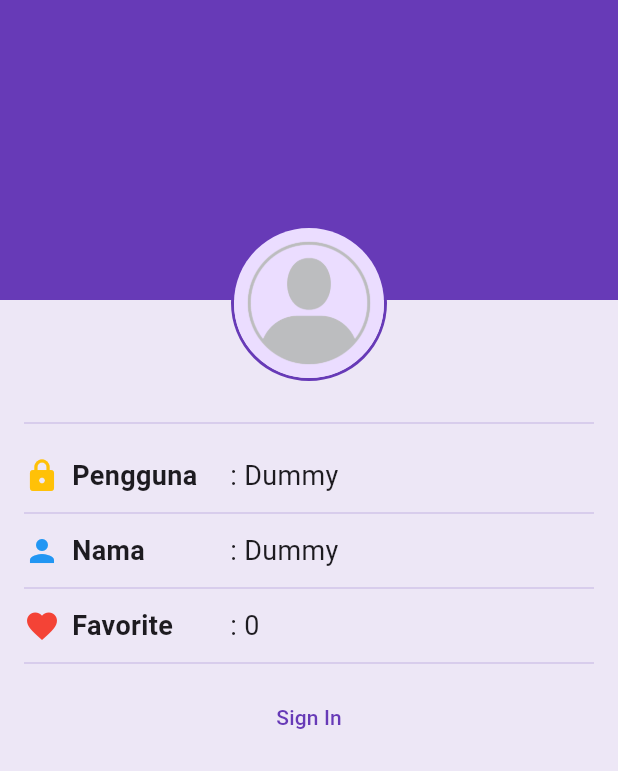
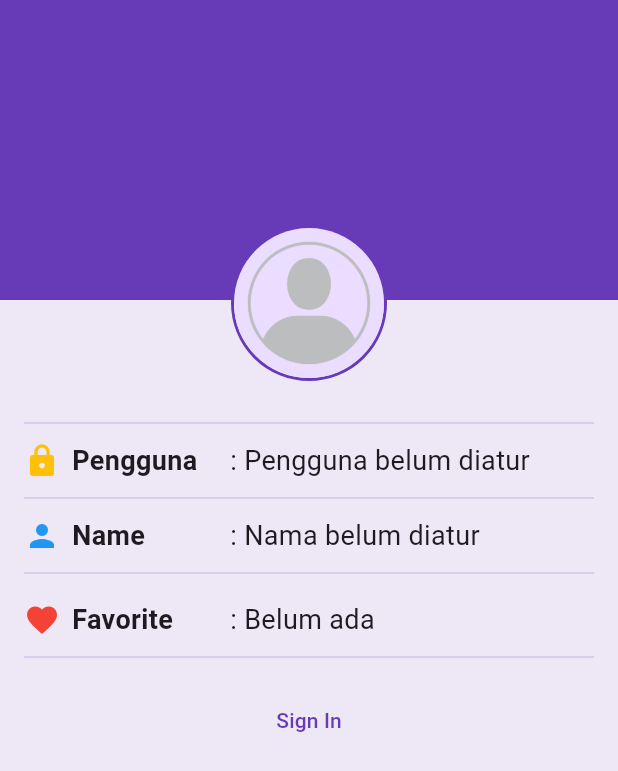
Before and after one commit to julianjie/11_WisataCandi_JulianJie, a Flutter app: the ProfileScreen screen opened directly, on a phone screen of 412 x 824 dp. Shown: the top 771 px of the screen. Run offline on Flutter 3.47's test engine with Material 3 defaults, Android fonts, the phone set to English and light mode, and no system bars; our stand-ins replace cached_network_image, shared_preferences; missing offline and left inert: encrypt; accounts and stored records are empty.

```diff
--- a/wisata_candi_julian_jie/lib/main.dart
+++ b/wisata_candi_julian_jie/lib/main.dart
@@ -41,8 +41,8 @@ class MainApp extends StatelessWidget {
       initialRoute: '/',
       routes: {
         '/homescreen': (context) =>const MainScreen(),
-        '/signin': (context) =>const SignInScreen(),
-        '/signup': (context) =>const SignUpScreen(),
+        '/signin': (context) => const SignInScreen(),
+        '/signup': (context) => const SignUpScreen(),
       },
     );
   }
--- a/wisata_candi_julian_jie/lib/screens/profile_screen.dart
+++ b/wisata_candi_julian_jie/lib/screens/profile_screen.dart
@@ -1,5 +1,7 @@
 import 'package:flutter/material.dart';
+import 'package:shared_preferences/shared_preferences.dart';
 import 'package:wisata_candi_julian_jie/widgets/profile_item_info.dart';
+import 'package:encrypt/encrypt.dart' as encrypt;
 
 class ProfileScreen  extends StatefulWidget {
   const ProfileScreen ({super.key});
@@ -16,6 +18,36 @@ class _ProfileScreenState extends State <ProfileScreen > {
   String userName = "Dummy";
   int favoriteCandiCount = 0;
 
+  Future<Map<String, String>> _retrieveAndDecryptDataFromPrefs() async {
+    final prefs = await SharedPreferences.getInstance();
+    final encryptedUsername = prefs.getString('username') ?? '';
+    final encryptedPassword = prefs.getString('password') ?? '';
+    final encryptedFullname = prefs.getString('fulname') ?? '';
+    final keyString = prefs.getString('key') ?? '';
+    final ivString = prefs.getString('iv') ?? '';
+
+    if (keyString.isEmpty || ivString.isEmpty) {
+      return {};
+    }
+
+    final key = encrypt.Key.fromBase64(keyString);
+    final iv = encrypt.IV.fromBase64(ivString);
+    final encrypter = encrypt.Encrypter(encrypt.AES(key));
+
+    final decryptedUsername = encrypter.decrypt64(encryptedUsername, iv: iv);
+    final decryptedPassword = encrypter.decrypt64(encryptedPassword, iv: iv);
+    final decryptedFullName = encrypter.decrypt64(encryptedFullname, iv: iv);
+
+    return {'username': decryptedUsername, 'password': decryptedPassword, 'fulname': decryptedFullName};
+  }
+
+  void _loadUserData() async {
+    final data = await _retrieveAndDecryptDataFromPrefs();
+    setState(() {
+      fullName = data['fulname'] ?? 'Nama belum diatur';
+      userName = data['username'] ?? 'Pengguna belum diatur';
+    });
+  }
   //TODO: 5. Implementasi fungsi SignIn
   void signIn(){
     // setState(() {
@@ -24,29 +56,44 @@ class _ProfileScreenState extends State <ProfileScreen > {
     Navigator.pushNamed(context, '/signin');
   }
   //TODO: 6. Implementasi fungsi SignOut
-  void signOut(){
+  void signOut() async {
+    // setState(() {
+    //   isSignedIn = !isSignedIn;
+    // });
+    final SharedPreferences prefs = await SharedPreferences.getInstance();
+    await prefs.clear(); // Hapus semua data dari SharedPreferences
     setState(() {
-      isSignedIn = !isSignedIn;
+      isSignedIn = false;
+      fullName = " DummyName";
+      userName = " DummyUsername";
+      favoriteCandiCount = 0;
     });
+    Navigator.pushReplacementNamed(context, '/signin');
   }
-
+  @override
+  void initState() {
+    super.initState();
+    _loadUserData();
+  }
   @override
   Widget build(BuildContext context) {
     return Scaffold(
       body: Stack(
         children: [
           Container(
-            height: 200, width: double.infinity, color: Colors.deepPurple,
+            height: 200,
+            width: double.infinity,
+            color: Colors.deepPurple,
           ),
           Padding(
             padding: const EdgeInsets.symmetric(horizontal: 16),
             child: Column(
               children: [
-                //TODO: 2. Buat bagian ProfileHeader yang berisi gambar profil
+                // Header Profile
                 Align(
                   alignment: Alignment.topCenter,
                   child: Padding(
-                    padding: const EdgeInsets.only(top:200 - 50),
+                    padding: const EdgeInsets.only(top: 200 - 50),
                     child: Stack(
                       alignment: Alignment.bottomRight,
                       children: [
@@ -60,43 +107,40 @@ class _ProfileScreenState extends State <ProfileScreen > {
                           ),
                           child: const CircleAvatar(
                             radius: 50,
-                            backgroundImage: AssetImage('images/placeholder_image.png'),
+                            backgroundImage:
+                                AssetImage('images/placeholder_image.png'),
                           ),
                         ),
-                        if(isSignedIn)
+                        if (isSignedIn)
                           IconButton(
                             onPressed: () {},
                             icon: Icon(
                               Icons.camera_alt,
                               color: Colors.deepPurple[50],
                             ),
-
-                        )
+                          ),
                       ],
                     ),
                   ),
                 ),
-                //TODO: 3. Buat bagian ProfileInfo yang berisi info profil
-                SizedBox(height: 20,),
-                Divider(color: Colors.deepPurple[100],),
-                SizedBox(height: 14,),
+                const SizedBox(height: 20),
+                Divider(color: Colors.deepPurple[100]),
+                const SizedBox(height: 4),
+                // Informasi Pengguna
                 Row(
                   children: [
                     SizedBox(
-                        width: MediaQuery
-                        .of(context)
-                        .size
-                        .width / 3,
-                      child: Row(
+                      width: MediaQuery.of(context).size.width / 3,
+                      child: const Row(
                         children: [
-                          Icon(Icons.lock,color: Colors.amber,
-                          ),
-                          SizedBox(
-                            width: 8,
-                          ),
+                          Icon(Icons.lock, color: Colors.amber),
+                          SizedBox(width: 8),
                           Text(
                             'Pengguna',
-                            style: TextStyle(fontSize: 18, fontWeight: FontWeight.bold),
+                            style: TextStyle(
+                              fontSize: 18,
+                              fontWeight: FontWeight.bold,
+                            ),
                           ),
                         ],
                       ),
@@ -104,51 +148,47 @@ class _ProfileScreenState extends State <ProfileScreen > {
                     Expanded(
                       child: Text(
                         ': $userName',
-                        style: const TextStyle(fontSize: 18),
+                        style: const TextStyle(
+                          fontSize: 18,
                         ),
-                    )
-                  ],
                       ),
-                SizedBox(height: 4,),
-                Divider(color: Colors.deepPurple[100],),
-                SizedBox(height: 4,),
-                Row(
-                  children: [
-                    SizedBox(width: MediaQuery.of(context).size.width /3,
-                    child: Row(
-                      children: [
-                        Icon(Icons.person,color: Colors.blue,),
-                        SizedBox(width: 8,),
-                        Text(
-                          'Nama',
-                          style: TextStyle(fontSize: 18, fontWeight: FontWeight.bold),
                     ),
                   ],
                 ),
+                const SizedBox(height: 4),
+                Divider(color: Colors.deepPurple[100]),
+                const SizedBox(height: 4),
+                ProfileItemInfo(
+                  icon: Icons.person,
+                  label: 'Name',
+                  value: fullName,
+                  iconColor: Colors.blue,
+                  showEditIcon: isSignedIn,
+                  onEditPressed: () {
+                    debugPrint('Icon Edit Ditekan');
+                  },
                 ),
-                    Expanded(
-                      child: Text(
-                        ': $fullName',
-                         style: const TextStyle(fontSize:18)
+                const SizedBox(height: 4),
+                Divider(color: Colors.deepPurple[100]),
+                const SizedBox(height: 10),
+                ProfileItemInfo(
+                  icon: Icons.favorite,
+                  label: 'Favorite',
+                  value: favoriteCandiCount > 0
+                      ? '$favoriteCandiCount candi'
+                      : 'Belum ada',
+                  iconColor: Colors.red,
                 ),
-                    ),
-                    if (isSignedIn)const Icon(Icons.edit),
-                  ],
-                ),
-                SizedBox(height: 4,),
-                Divider(color: Colors.deepPurple[100],),
-                SizedBox(height: 4,),
-                ProfileItemInfo(icon: Icons.favorite, label: "Favorite", value: '$favoriteCandiCount', iconColor: Colors.red),
-                //TODO: 4. Buat ProfileAction yang berisi textbutton sign in/out
-                SizedBox(height: 4,),
-                Divider(color: Colors.deepPurple[100],),
-                SizedBox(height: 4,),
+                const SizedBox(height: 4),
+                Divider(color: Colors.deepPurple[100]),
+                const SizedBox(height: 10),
+                // Tombol Sign In/Sign Out
                 isSignedIn
                     ? TextButton(onPressed: signOut, child: const Text('Sign Out'))
                     : TextButton(onPressed: signIn, child: const Text('Sign In')),
               ],
             ),
-          )
+          ),
         ],
       ),
     );
--- a/wisata_candi_julian_jie/pubspec.yaml
+++ b/wisata_candi_julian_jie/pubspec.yaml
@@ -12,6 +12,7 @@ dependencies:
 
   cached_network_image: ^3.4.1
   shared_preferences: ^2.3.3
+  encrypt: ^5.0.3
 
 dev_dependencies:
   flutter_test:
```
Also changed, not shown: wisata_candi_julian_jie/lib/screens/sign_in_screen.dart (+40 -26 lines), wisata_candi_julian_jie/lib/screens/sign_up_screen.dart (+23 -13 lines), wisata_candi_julian_jie/pubspec.lock. Lines whose indentation alone changed are shown as unchanged.
